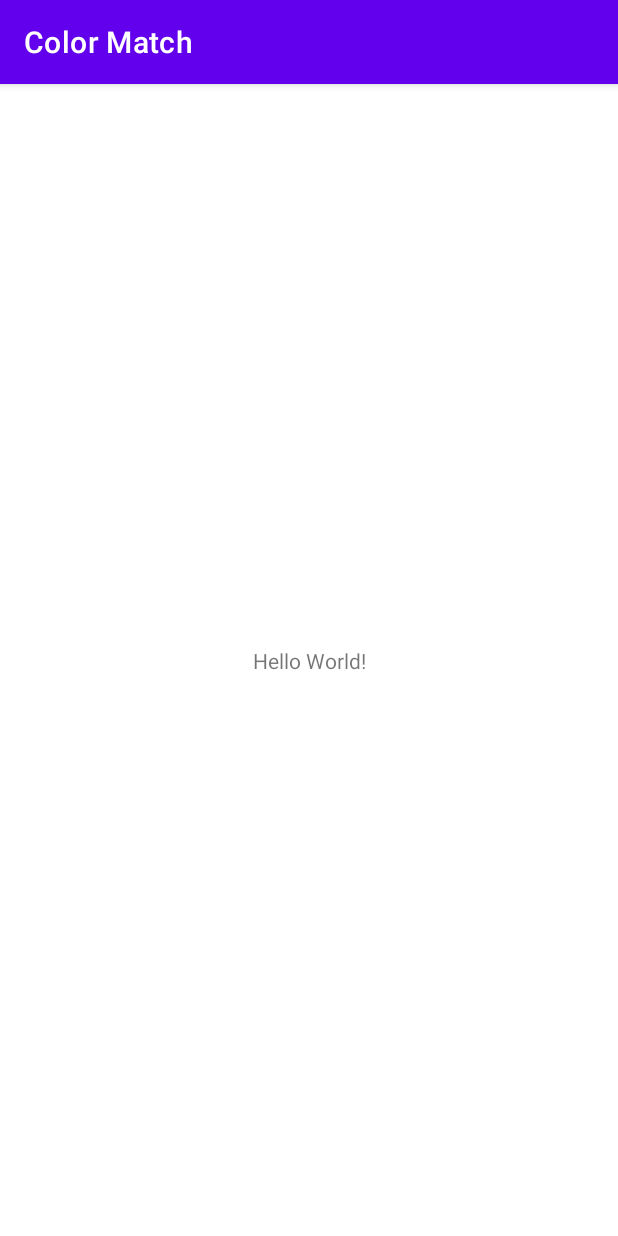
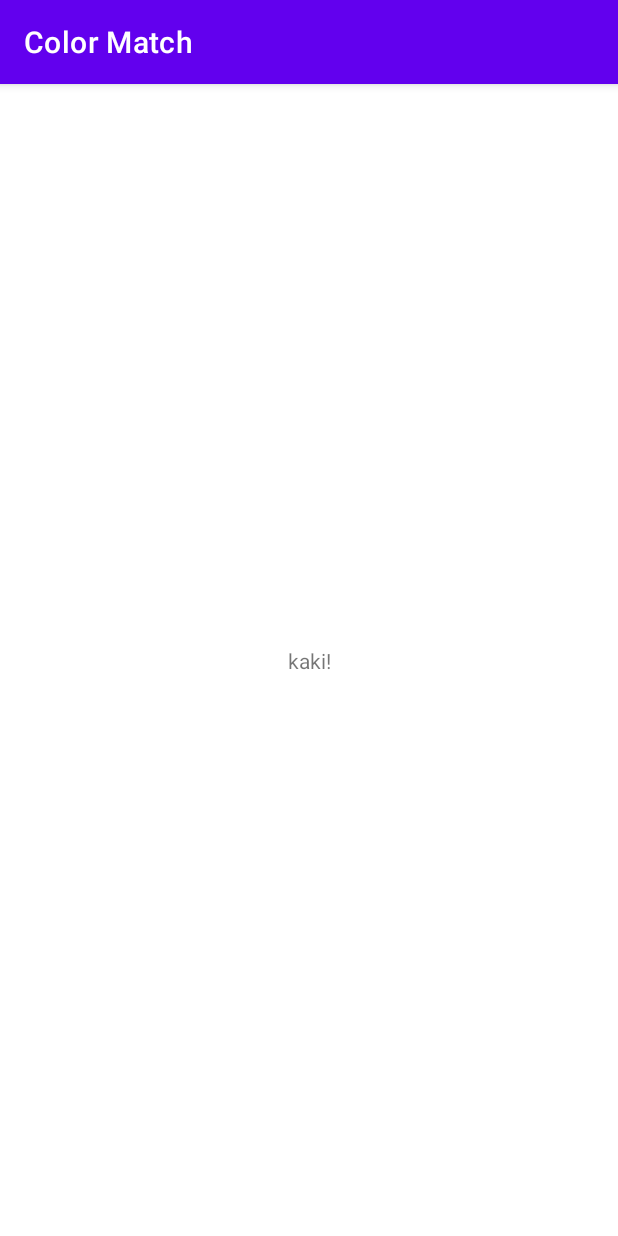
Before and after one commit to RamMichaeli17/QuickMatch, an Android app: the screen it shows after launch (MainActivity), on a phone screen of 412 x 824 dp. Run offline under Robolectric (Android 15) with nearby library versions, the phone set to English and light mode, and no system bars.

Commit message:
הוספתי קקי

```diff
--- a/app/src/main/res/layout/activity_main.xml
+++ b/app/src/main/res/layout/activity_main.xml
@@ -9,7 +9,7 @@
     <TextView
         android:layout_width="wrap_content"
         android:layout_height="wrap_content"
-        android:text="Hello World!"
+        android:text="kaki!"
         app:layout_constraintBottom_toBottomOf="parent"
         app:layout_constraintLeft_toLeftOf="parent"
         app:layout_constraintRight_toRightOf="parent"
```
